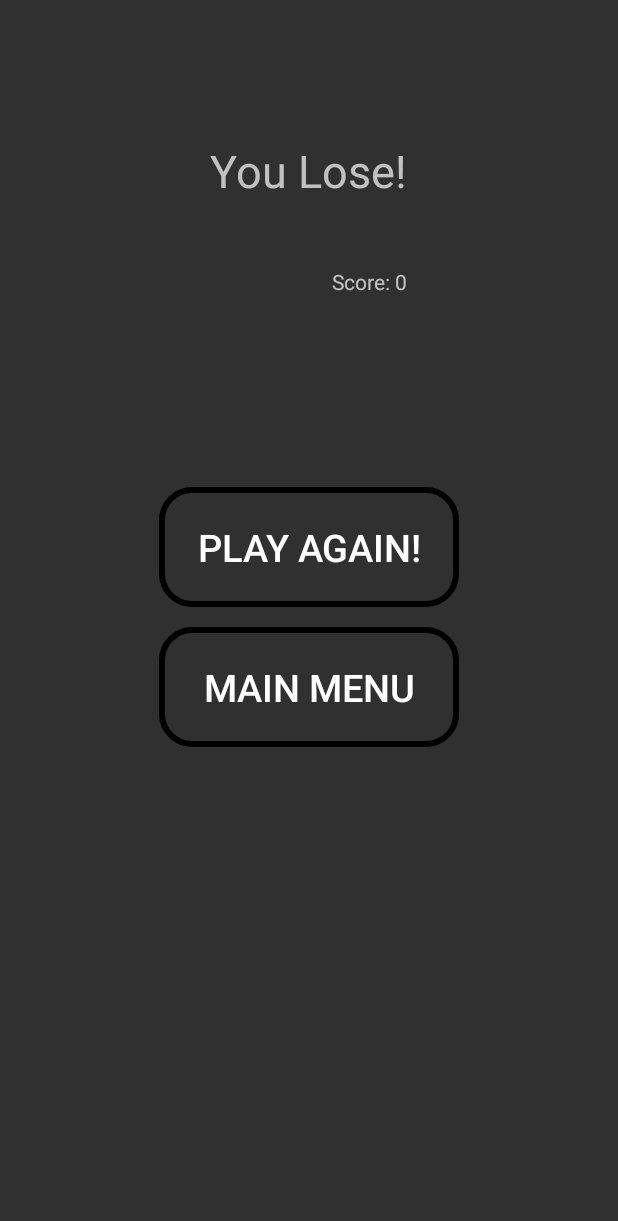
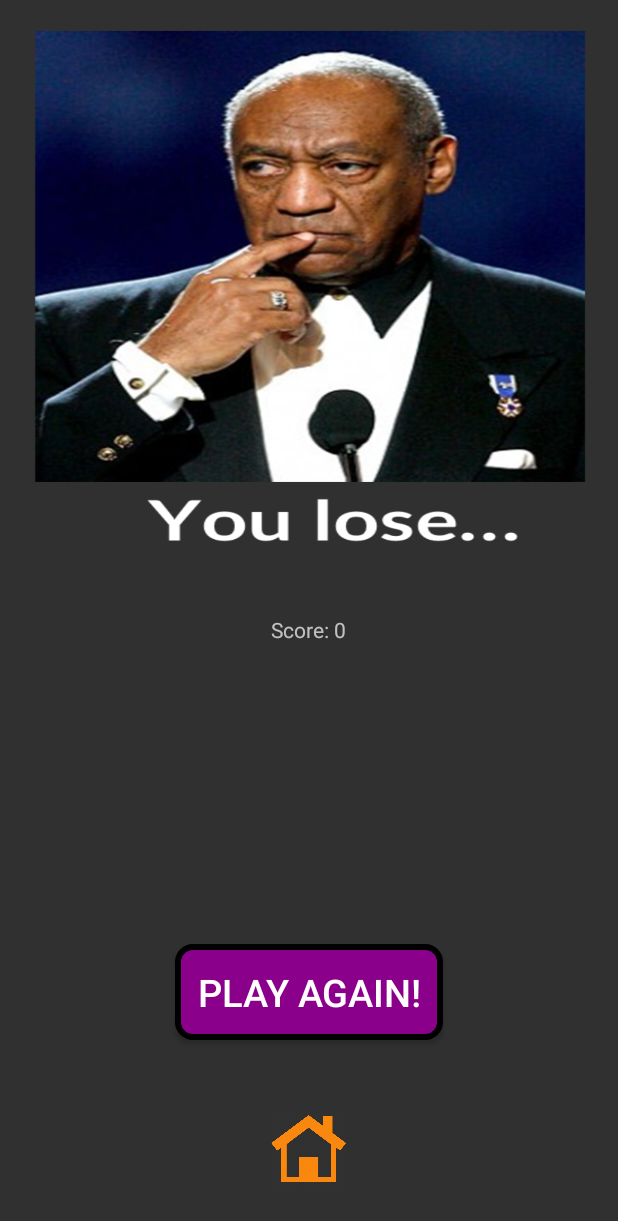
Before and after one commit to AnthonyLaye/TheHashtagGame-Instagram, an Android app: the LoseActivity screen opened directly, with no data from a screen before it, on a phone screen of 412 x 824 dp. Shown: the top 1221 px of the screen. Run offline under Robolectric (Android 15) with nearby library versions, the phone set to English and light mode, and no system bars.

Commit message:
Lots of Polish-ing

```diff
--- a/app/src/main/java/com/example/antho/thetaggame/LoseActivity.java
+++ b/app/src/main/java/com/example/antho/thetaggame/LoseActivity.java
@@ -21,13 +21,12 @@ public class LoseActivity extends AppCompatActivity {
 
         Bundle extras = getIntent().getExtras();
         if (extras != null) {
-            score = extras.getInt("Score");
+           score = extras.getInt("Score");
         }
 
         SharedPreferences prefs = this.getSharedPreferences("HighScore", Context.MODE_PRIVATE);
         int currentHighScore = prefs.getInt("HighScore", score);
-        if(score > currentHighScore)
-        {
+        if(score > currentHighScore) {
             SharedPreferences.Editor edit = prefs.edit();
             edit.putInt("HighScore", score);
             edit.apply();
--- a/app/src/main/java/com/example/antho/thetaggame/TitleScreen.java
+++ b/app/src/main/java/com/example/antho/thetaggame/TitleScreen.java
@@ -19,7 +19,7 @@ public class TitleScreen extends AppCompatActivity {
         super.onCreate(savedInstanceState);
         setContentView(R.layout.activity_title_screen);
 
-        ImageView tagGame = (ImageView) findViewById(R.id.imageView);
+
 
         highScore = (TextView) findViewById(R.id.highScore);
         SharedPreferences prefs = this.getSharedPreferences("HighScore", Context.MODE_PRIVATE);
--- a/app/src/main/res/drawable/button_shape.xml
+++ b/app/src/main/res/drawable/button_shape.xml
@@ -3,16 +3,17 @@
     xmlns:android="http://schemas.android.com/apk/res/android">
     <stroke
         android:width="4dp"
-        android:background="@null"/>
+        android:background="@null" />
     <corners
-        android:radius="20dp" />
+        android:radius="10dp"
+        android:color="#000000" />
 
     <padding
         android:left="10dp"
         android:right="10dp"
         android:top="10dp"
-        android:bottom="10dp"/>
+        android:bottom="10dp" />
 
-    <solid android:background="@null"/>
+    <solid android:color="#DCDCDC" />
 
 </shape>
--- /dev/null
+++ b/app/src/main/res/drawable/play_button.xml
@@ -0,0 +1,19 @@
+<?xml version="1.0" encoding="utf-8"?>
+<shape
+    xmlns:android="http://schemas.android.com/apk/res/android">
+    <stroke
+        android:width="4dp"
+        android:background="@null"/>
+    <corners
+        android:radius="10dp"
+        android:color="#000000"/>
+
+    <padding
+        android:left="15dp"
+        android:right="15dp"
+        android:top="15dp"
+        android:bottom="15dp"/>
+
+    <solid android:color="#8B008B"/>
+
+</shape>
--- a/app/src/main/res/layout/activity_lose.xml
+++ b/app/src/main/res/layout/activity_lose.xml
@@ -11,46 +11,61 @@
     tools:context="com.example.antho.thetaggame.LoseActivity">
 
     <TextView
-        android:text="@string/lose"
-        android:textSize="30sp"
         android:layout_width="wrap_content"
         android:layout_height="wrap_content"
-        android:layout_marginTop="77dp"
-        android:id="@+id/textView4"
-        android:layout_alignParentTop="true"
-        android:layout_centerHorizontal="true" />
-
-    <TextView
-        android:layout_width="wrap_content"
-        android:layout_height="wrap_content"
-        android:layout_below="@+id/textView4"
-        android:layout_alignRight="@+id/textView4"
-        android:layout_alignEnd="@+id/textView4"
+        android:layout_centerHorizontal="true"
+        android:layout_below="@+id/youLose"
+        android:layout_above="@+id/button2"
         android:layout_marginTop="44dp"
         android:id="@+id/ScotreCtr" />
 
     <Button
         android:id="@+id/button2"
-        android:layout_width="200dp"
-        android:layout_height="80dp"
-        android:layout_marginTop="127dp"
-        android:textSize="25sp"
-        android:background="@drawable/button_shape"
+        android:layout_width="wrap_content"
+        android:layout_height="wrap_content"
+        android:background="@drawable/play_button"
         android:onClick="playAgain"
         android:text="@string/playagain"
-        android:layout_below="@+id/ScotreCtr"
-        android:layout_alignLeft="@+id/button3"
-        android:layout_alignStart="@+id/button3" />
+        android:textSize="25sp"
+        android:layout_marginBottom="49dp"
+        android:layout_above="@+id/buttonHome"
+        android:layout_centerHorizontal="true" />
 
+    <!--
     <Button
         android:id="@+id/button3"
-        android:layout_width="200dp"
-        android:layout_height="80dp"
+        android:layout_width="wrap_content"
+        android:layout_height="wrap_content"
+        android:layout_below="@+id/button2"
+        android:layout_centerHorizontal="true"
+        android:layout_marginTop="13dp"
         android:background="@drawable/button_shape"
-        android:textSize="25sp"
-        android:layout_marginTop="13dp"
         android:onClick="mainMenu"
         android:text="@string/menu"
-        android:layout_below="@+id/button2"
+        android:textSize="25sp" />
+-->
+    <ImageButton
+        android:id="@+id/buttonHome"
+        android:layout_width="50dp"
+        android:layout_height="50dp"
+        android:background="@drawable/home"
+        android:contentDescription="@string/menu"
+        android:onClick="mainMenu"
+        android:layout_marginBottom="15dp"
+        android:layout_alignParentBottom="true"
         android:layout_centerHorizontal="true" />
+
+    <ImageButton
+        android:id="@+id/youLose"
+        android:layout_width="match_parent"
+        android:layout_height="350dp"
+        android:background="@drawable/youlose"
+        android:contentDescription="@string/lose"
+        android:onClick="mainMenu"
+        android:layout_alignParentTop="true"
+        android:layout_alignParentLeft="true"
+        android:layout_alignParentStart="true" />
+
+
+
 </RelativeLayout>
--- a/app/src/main/res/values/styles.xml
+++ b/app/src/main/res/values/styles.xml
@@ -10,4 +10,6 @@
         <item name="colorAccent">@color/colorAccent</item>
     </style>
 
+
+
 </resources>
```
Also changed, not shown: app/src/main/java/com/example/antho/thetaggame/GameActivity.java (+51 -44 lines), app/src/main/res/drawable/greenbutton_shape.xml (+4 -3 lines), app/src/main/res/layout/activity_game.xml (+33 -19 lines), app/src/main/res/layout/activity_title_screen.xml (+19 -22 lines), app/src/main/res/drawable/home.png (added), app/src/main/res/drawable/orangeoval.png (added), app/src/main/res/drawable/taggame.png, app/src/main/res/drawable/textfield.png (added), app/src/main/res/drawable/voloff.png (added), app/src/main/res/drawable/volon.png (added), app/src/main/res/drawable/youlose.png (added).
